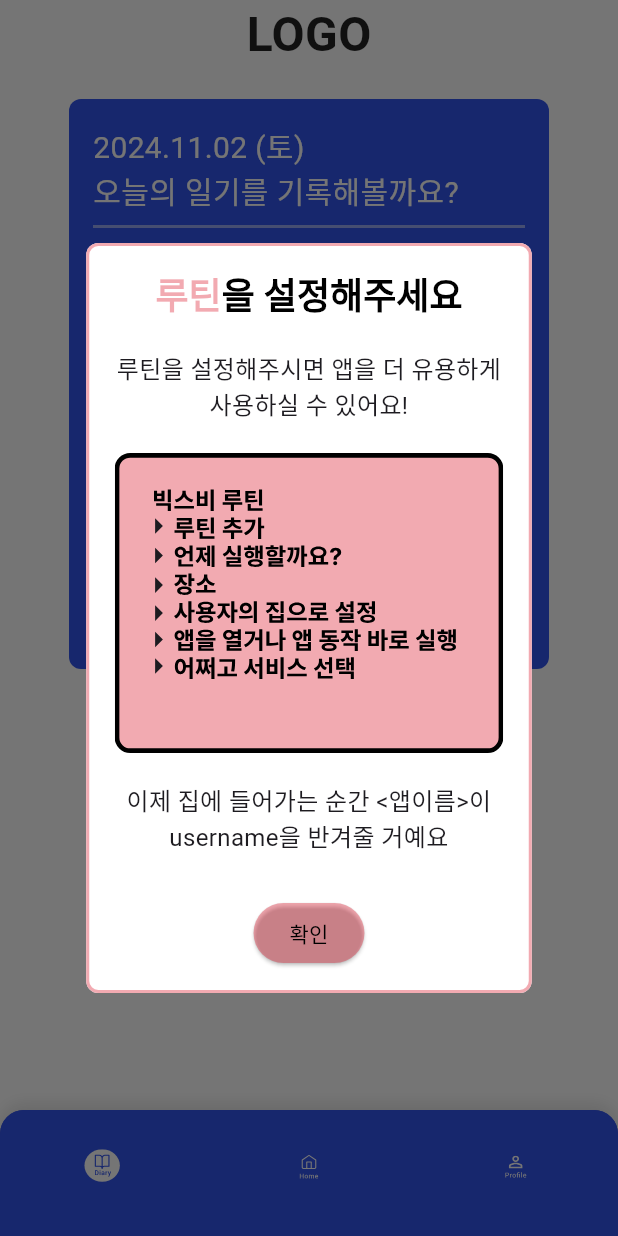
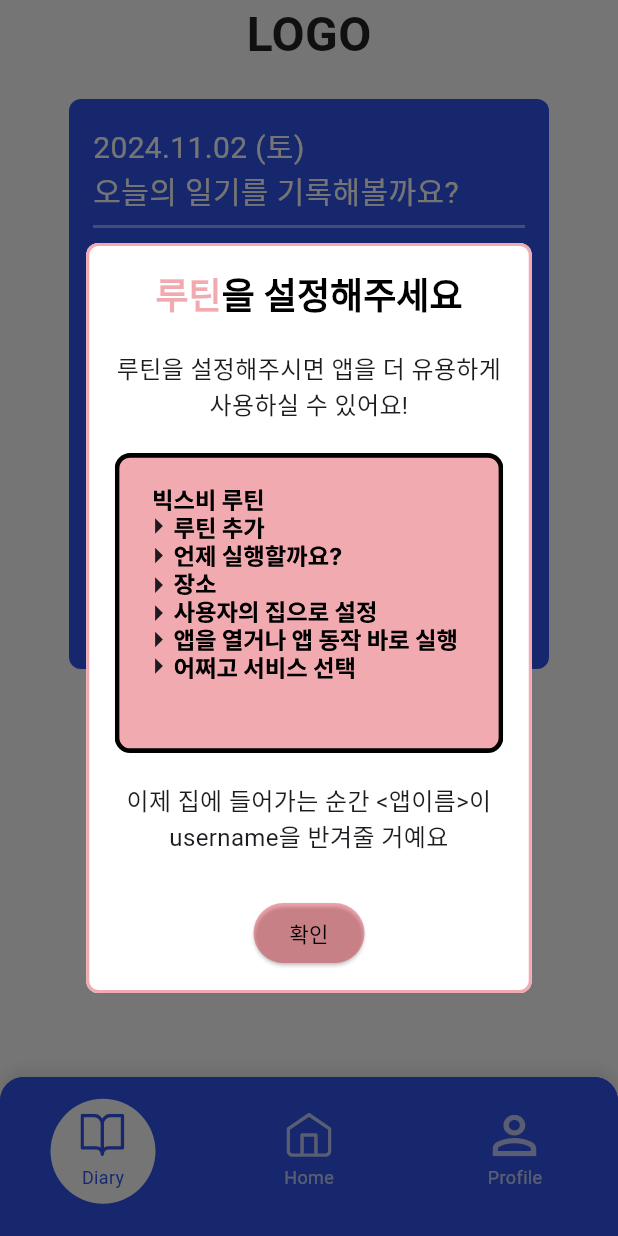
Before and after one commit to 2024-Uni-D/FE, a Flutter app: the CustomBottomNavigationBar screen opened directly, on a phone screen of 412 x 824 dp. Run offline on Flutter 3.47's test engine with Material 3 defaults, Android fonts, the phone set to English and light mode, and no system bars; our stand-ins replace flutter_svg, shared_preferences, table_calendar; accounts and stored records are empty.

Commit message:
Fix : Navigation bar detail /#24

```diff
--- a/flutter_application_1/lib/screens/main_page.dart
+++ b/flutter_application_1/lib/screens/main_page.dart
@@ -122,7 +122,8 @@ class _CustomBottomNavigationBarState extends State<CustomBottomNavigationBar> {
                   Spacer(),
                   ElevatedButton(
                     onPressed: () async {
-                      SharedPreferences prefs = await SharedPreferences.getInstance();
+                      SharedPreferences prefs =
+                          await SharedPreferences.getInstance();
                       await prefs.setBool('hasSeenPopup', true);
                       Navigator.of(context).pop();
                     },
@@ -217,7 +218,7 @@ class _CustomBottomNavigationBarState extends State<CustomBottomNavigationBar> {
       ),
       bottomNavigationBar: Container(
         width: 360.0,
-        height: 84.0,
+        height: 106.0,
         decoration: BoxDecoration(
           color: Color(0xFF3254ED),
           borderRadius: BorderRadius.only(
@@ -240,27 +241,16 @@ class _CustomBottomNavigationBarState extends State<CustomBottomNavigationBar> {
           child: BottomNavigationBar(
             items: <BottomNavigationBarItem>[
               BottomNavigationBarItem(
-                icon: _buildCustomItem(
-                  'assets/icon/diary.svg',
-                  'assets/icon/diary_selected.svg',
-                  index: 0,
-                ),
+                icon: _buildNavItem('assets/icon/diary.svg', 'Diary', 0),
                 label: '',
               ),
               BottomNavigationBarItem(
-                icon: _buildCustomItem(
-                  'assets/icon/home_icon.svg',
-                  'assets/icon/home_icon_selected.svg',
-                  index: 1,
-                ),
+                icon: _buildNavItem('assets/icon/home_icon.svg', 'Home', 1),
                 label: '',
               ),
               BottomNavigationBarItem(
-                icon: _buildCustomItem(
-                  'assets/icon/profile_icon.svg',
-                  'assets/icon/profile_icon_selected.svg',
-                  index: 2,
-                ),
+                icon:
+                    _buildNavItem('assets/icon/profile_icon.svg', 'Profile', 2),
                 label: '',
               ),
             ],
@@ -281,16 +271,39 @@ class _CustomBottomNavigationBarState extends State<CustomBottomNavigationBar> {
     );
   }
 
-  Widget _buildCustomItem(String assetPath, String selectedAssetPath, {required int index}) {
-    return SvgPicture.asset(
-      _selectedIndex == index ? selectedAssetPath : assetPath,
-      width: 45, // SVG 아이콘 너비
-      height: 45, // SVG 아이콘 높이
+  Widget _buildNavItem(String assetPath, String label, int index) {
+    return Container(
+      decoration: BoxDecoration(
+        color: _selectedIndex == index ? Colors.white : Colors.transparent,
+        shape: BoxShape.circle,
+      ),
+      padding: EdgeInsets.symmetric(horizontal: 20, vertical: 10),
+      child: Column(
+        mainAxisSize: MainAxisSize.min,
+        children: [
+          SvgPicture.asset(
+            assetPath,
+            color: _selectedIndex == index ? Color(0xFF3254ED) : Colors.white70,
+            width: 30,
+            height: 30,
+          ),
+          SizedBox(height: 4),
+          Text(
+            label,
+            style: TextStyle(
+              color:
+                  _selectedIndex == index ? Color(0xFF3254ED) : Colors.white70,
+              fontSize: 12,
+            ),
+          ),
+        ],
+      ),
     );
   }
 }
 
-class MaterialTopNavigationBar extends StatelessWidget implements PreferredSizeWidget {
+class MaterialTopNavigationBar extends StatelessWidget
+    implements PreferredSizeWidget {
   @override
   Size get preferredSize => Size.fromHeight(kToolbarHeight);
 
--- a/flutter_application_1/pubspec.yaml
+++ b/flutter_application_1/pubspec.yaml
@@ -33,7 +33,7 @@ dependencies:
   flutter_svg: ^2.0.7
   intl: ^0.17.0
   table_calendar: ^3.0.0
-  shared_preferences: ^2.0.0
+  shared_preferences: ^2.0.15
 
 
   # The following adds the Cupertino Icons font to your application.
```
Also changed, not shown: flutter_application_1/assets/icon/diary.svg, flutter_application_1/assets/icon/home_icon.svg, flutter_application_1/assets/icon/profile_icon.svg, flutter_application_1/pubspec.lock.
